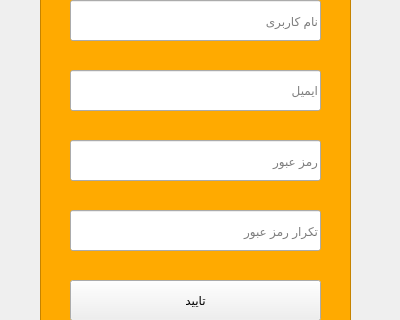
This is usersignupwindow.ui in mozali1386-alt/Ketab_e_Man as Qt 5 draws it before an edit; both pictures show x 0 to 400 and y 270 to 590 of the 400 by 590 pixel window. The edited form follows.
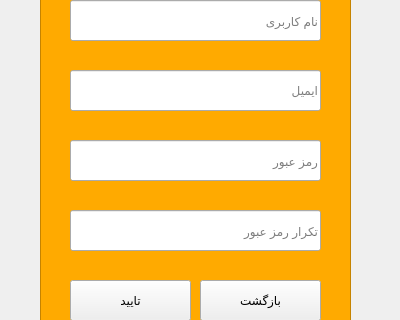
This is the edited form. Icons and pictures are not drawn.

Commit message: Add validation and routing from Normal User signup to dashboard

What changed in the file:
```diff
--- a/usersignupwindow.ui
+++ b/usersignupwindow.ui
@@ -157,7 +157,7 @@
       <rect>
        <x>30</x>
        <y>480</y>
-       <width>251</width>
+       <width>121</width>
        <height>41</height>
       </rect>
      </property>
@@ -341,6 +341,22 @@
       <string/>
      </property>
     </widget>
+    <widget class="QPushButton" name="pushButton_back">
+     <property name="geometry">
+      <rect>
+       <x>160</x>
+       <y>480</y>
+       <width>121</width>
+       <height>41</height>
+      </rect>
+     </property>
+     <property name="styleSheet">
+      <string notr="true">font: 20pt &quot;Segoe UI&quot;;</string>
+     </property>
+     <property name="text">
+      <string>بازگشت</string>
+     </property>
+    </widget>
    </widget>
   </widget>
   <widget class="QMenuBar" name="menubar">
```
Left out of the diff: 3 changed lines with no effect on the pictures. The commit also changes 2 other files.
